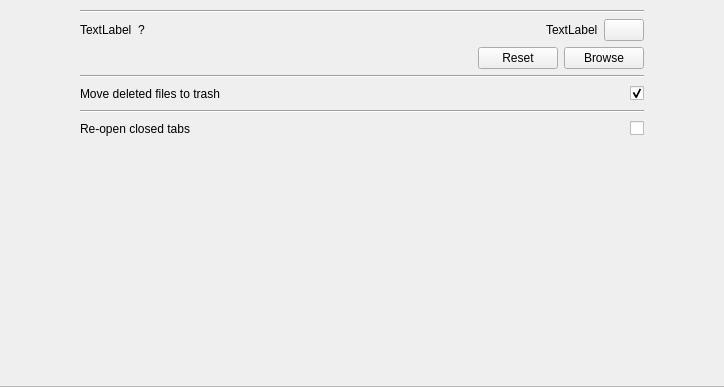
Old version of the form ui/settings.ui in the repository kiwix/kiwix-desktop; both pictures show x 152 to 876 and y 193 to 580 of the 1029 by 580 pixel window.
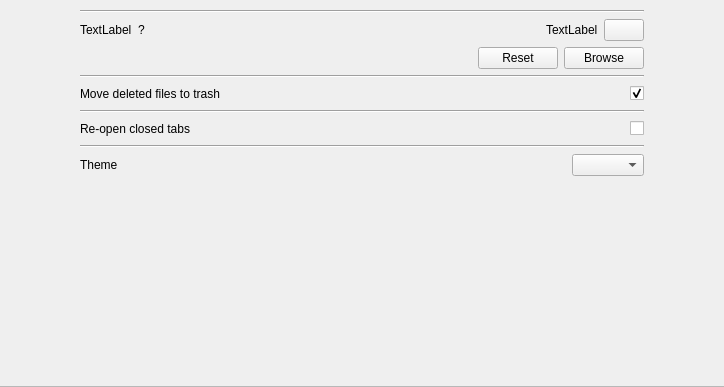
New version of the form.

Commit message: Add dark mode setting

```diff
--- a/ui/settings.ui
+++ b/ui/settings.ui
@@ -413,6 +413,44 @@
          </layout>
         </item>
         <item>
+ <widget class="Line" name="line_7">
+  <property name="orientation">
+   <enum>Qt::Horizontal</enum>
+  </property>
+ </widget>
+</item><item>
+ <layout class="QHBoxLayout" name="horizontalLayout_10">
+  <property name="topMargin">
+   <number>0</number>
+  </property>
+  <property name="rightMargin">
+   <number>0</number>
+  </property>
+  <item>
+   <widget class="QLabel" name="themeLabel">
+    <property name="text">
+     <string>Theme</string>
+    </property>
+   </widget>
+  </item>
+  <item>
+   <spacer name="horizontalSpacer_theme">
+    <property name="orientation">
+     <enum>Qt::Horizontal</enum>
+    </property>
+    <property name="sizeHint" stdset="0">
+     <size>
+      <width>40</width>
+      <height>20</height>
+     </size>
+    </property>
+   </spacer>
+  </item>
+  <item>
+   <widget class="QComboBox" name="themeComboBox" />
+  </item>
+ </layout>
+</item><item>
          <spacer name="verticalSpacer">
           <property name="orientation">
            <enum>Qt::Vertical</enum>
```
Left out of the diff: 20 changed lines with no effect on the pictures. The commit also changes 5 other files.
